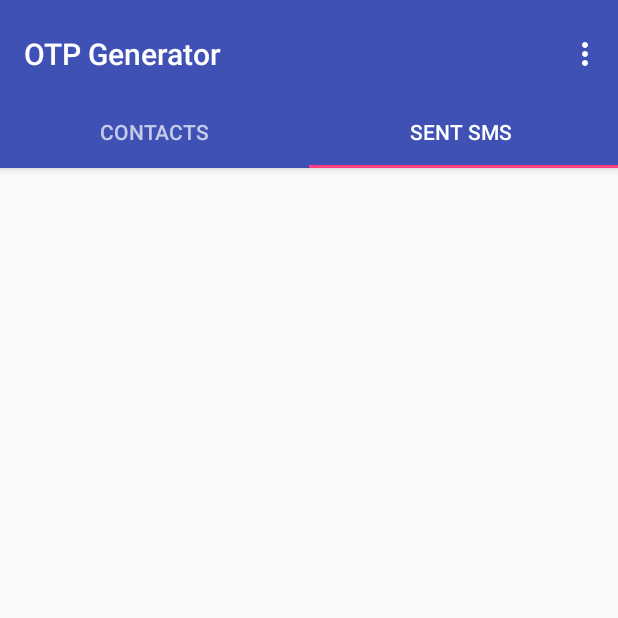
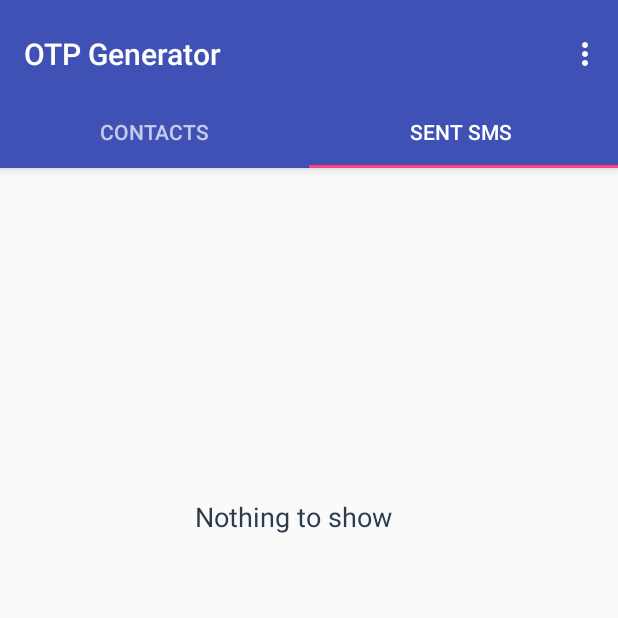
Before and after one commit to arshchimni/OTPGenerator, an Android app: the screen it shows after launch (MainActivity), tab 2 chosen, on a phone screen of 412 x 824 dp, the top half of it. Run offline under Robolectric (Android 15) with nearby library versions, the phone set to English and light mode, and no system bars.

Commit message:
added emptyview for sent sms fragment

```diff
--- a/app/src/main/AndroidManifest.xml
+++ b/app/src/main/AndroidManifest.xml
@@ -3,6 +3,7 @@
     package="com.mytechwall.android.otpgenerator">
 
     <uses-permission android:name="android.permission.INTERNET" />
+    <uses-permission android:name="android.permission.ACCESS_NETWORK_STATE"/>
     <application
         android:allowBackup="true"
         android:icon="@mipmap/ic_launcher"
--- a/app/src/main/java/com/mytechwall/android/otpgenerator/fragments/SentSmsFragment.java
+++ b/app/src/main/java/com/mytechwall/android/otpgenerator/fragments/SentSmsFragment.java
@@ -11,6 +11,7 @@ import android.view.LayoutInflater;
 import android.view.View;
 import android.view.ViewGroup;
 import android.widget.ListView;
+import android.widget.TextView;
 
 import com.mytechwall.android.otpgenerator.R;
 import com.mytechwall.android.otpgenerator.model.SentSMSContarct;
@@ -41,6 +42,8 @@ public class SentSmsFragment extends Fragment implements LoaderManager.LoaderCal
         sentList = (ListView) rootView.findViewById(R.id.sentList);
         adapter = new SentSmsCursorAdapter(getContext(), null);
         sentList.setAdapter(adapter);
+        TextView emptyTextView=(TextView)rootView.findViewById(R.id.emptytextView);
+        sentList.setEmptyView(emptyTextView);
         getLoaderManager().initLoader(0, null, this);
         return rootView;
     }
--- a/app/src/main/res/layout/cursor_list_item.xml
+++ b/app/src/main/res/layout/cursor_list_item.xml
@@ -16,7 +16,7 @@
             android:layout_width="match_parent"
             android:layout_height="wrap_content"
             android:layout_margin="8dp"
-
+            android:textColor="#2B3D4D"
             android:text="TextView" />
 
         <TextView
--- a/app/src/main/res/layout/fragment_sent_sms.xml
+++ b/app/src/main/res/layout/fragment_sent_sms.xml
@@ -5,6 +5,18 @@
     tools:context="com.mytechwall.android.otpgenerator.fragments.SentSmsFragment">
 
 
+    <TextView
+        android:id="@+id/emptytextView"
+        android:layout_width="wrap_content"
+        android:layout_height="wrap_content"
+        android:layout_marginBottom="170dp"
+        android:layout_marginLeft="130dp"
+        android:layout_marginRight="90dp"
+        android:layout_marginTop="220dp"
+        android:textColor="#2B3D4D"
+        android:textAppearance="@style/Base.TextAppearance.AppCompat.Medium"
+        android:text="Nothing to show" />
+
     <ListView
         android:id="@+id/sentList"
         android:layout_width="match_parent"
```
Also changed, not shown: app/src/main/java/com/mytechwall/android/otpgenerator/activity/SmsCompose.java (+21 -6 lines).
